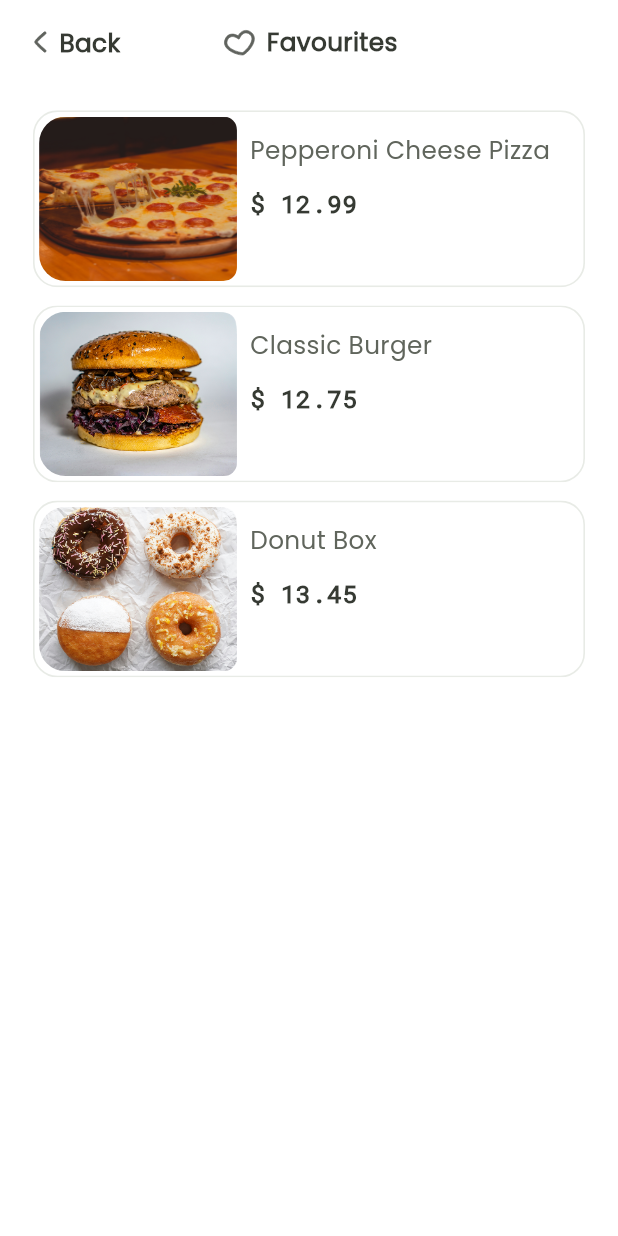
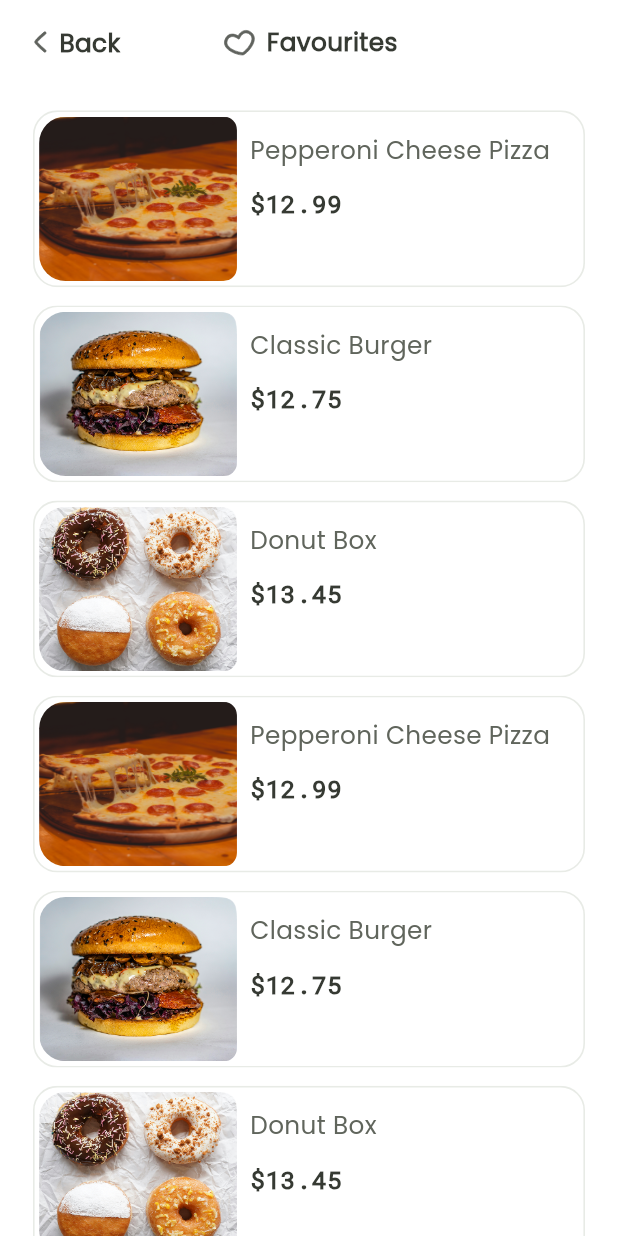
Before and after one commit to KkAiNn/bobofood, a Flutter app: the FavouritesPage screen opened directly, on a phone screen of 412 x 824 dp. Run offline on Flutter 3.47's test engine with Material 3 defaults, Android fonts, the light colour scheme and no system bars; drawn by our look-alikes of pull_to_refresh; our stand-ins replace cached_network_image, carousel_slider, connectivity_plus, device_info_plus, dio, dismissible_page and 14 more; missing offline and left inert: encrypt, event_bus, flutter_displaymode, image_gallery_saver_plus, wechat_assets_picker, wechat_camera_picker; accounts and stored records are empty; project files that could hold a hidden picture were left out.

Commit message:
更新 pubspec.yaml 添加 flutter_staggered_grid_view 依赖，调整多个组件的布局和样式，优化输入框和按钮的实现，修复订单详情页的价格计算逻辑，增加新的产品数据到 MockData。

```diff
--- a/lib/common/widget/app_avatar.dart
+++ b/lib/common/widget/app_avatar.dart
@@ -20,14 +20,14 @@ class AppAvatar extends StatelessWidget {
   final Function()? onTap;
   final bool isShowCamera;
   Widget _buildAvatar() {
-    final radius = size == AvatarSize.xl
+    double radius = size == AvatarSize.xl
         ? 60.r
         : size == AvatarSize.lg
             ? 40.r
             : size == AvatarSize.md
                 ? 24.r
                 : 20.r;
-    final width = size == AvatarSize.xl
+    double width = size == AvatarSize.xl
         ? 120.w
         : size == AvatarSize.lg
             ? 80.w
--- a/lib/common/widget/app_indicator.dart
+++ b/lib/common/widget/app_indicator.dart
@@ -17,7 +17,7 @@ class AppIndicator extends StatelessWidget {
             (index) => AnimatedContainer(
               margin: EdgeInsets.symmetric(horizontal: 4.w),
               width: 12.w,
-              height: 12.h,
+              height: 12.w,
               decoration: BoxDecoration(
                   color: currentIndex == index
                       ? AppColors.colors.typography.primary
--- a/lib/common/widget/button/app_button.dart
+++ b/lib/common/widget/button/app_button.dart
@@ -118,7 +118,7 @@ class _AppButtonState extends State<AppButton> {
   }
 
   Widget _initContainer() {
-    var height = 52.h;
+    double height = 52.h;
     switch (widget.size) {
       case AppButtonSize.normal:
         height = 52.h;
--- a/lib/main.dart
+++ b/lib/main.dart
@@ -15,6 +15,9 @@ import 'global.dart';
 void main() async {
   await Global.init();
   runApp(const MyApp());
+  // runApp(
+  //   DevicePreview(enabled: !kReleaseMode, builder: (context) => const MyApp()),
+  // );
 }
 
 class MyApp extends StatelessWidget {
--- a/lib/pages/login/controller.dart
+++ b/lib/pages/login/controller.dart
@@ -1,4 +1,5 @@
 import 'package:bobofood/router/app_router.dart';
+import 'package:bobofood/services/storage_services.dart';
 import 'package:bobofood/utils/toast.dart';
 import 'package:get/get.dart';
 
@@ -12,6 +13,7 @@ class LoginController extends GetxController {
   void onTap() {}
 
   void onTapApple() {
+    AppStorage.conifg.put(ConifgBoxKey.splash, false);
     AppToast.show('Coming soon');
   }
 
--- a/lib/pages/product/product_detail/controller.dart
+++ b/lib/pages/product/product_detail/controller.dart
@@ -18,10 +18,12 @@ class ProductDetailController extends GetxController {
   int count = 1;
   late ProductModel product;
 
-  double get totalPrice => (product.price ?? 0) * count;
+  String get totalPrice => ((product.price ?? 0) * count).toStringAsFixed(2);
 
   void onTapRemove() {
-    count--;
+    if (count > 1) {
+      count--;
+    }
     update(["product_detail"]);
   }
 
--- a/lib/pages/product/product_detail/view.dart
+++ b/lib/pages/product/product_detail/view.dart
@@ -189,14 +189,14 @@ class ProductDetailPage extends GetView<ProductDetailController> {
       padding: EdgeInsets.symmetric(horizontal: 20.w, vertical: 8.h),
       child: Row(
         mainAxisAlignment: MainAxisAlignment.spaceBetween,
+        spacing: 38.w,
         children: [
           AppText(
             '\$${controller.totalPrice}',
             style: AppTextStyle.robotoHeading(
                 color: AppColors.colors.typography.heading),
           ),
-          SizedBox(
-            width: 224.w,
+          Expanded(
             child: AppButton(
               text: 'Add to cart',
               onTap: controller.onTapAddToCart,
--- a/lib/pages/product/widget/product_landscape.dart
+++ b/lib/pages/product/widget/product_landscape.dart
@@ -103,7 +103,7 @@ class ProductLandscape extends StatelessWidget {
               ),
               SizedBox(height: 14.h),
               AppText(
-                '\$ ${product.price}',
+                '\$${product.price}',
                 style: AppTextStyle.robotoMedium(
                   color: AppColors.colors.typography.heading,
                 ),
--- a/lib/pages/tabbar/cart/view.dart
+++ b/lib/pages/tabbar/cart/view.dart
@@ -26,6 +26,7 @@ class CartPage extends GetView<CartController> {
         ),
       ),
       child: Row(
+        spacing: 38.w,
         mainAxisAlignment: MainAxisAlignment.spaceBetween,
         children: [
           AppText(
@@ -33,9 +34,7 @@ class CartPage extends GetView<CartController> {
             style: AppTextStyle.robotoHeading(
                 color: AppColors.colors.typography.heading),
           ),
-          Container(
-            width: 224.w,
-            padding: EdgeInsets.symmetric(vertical: 8.h),
+          Expanded(
             child: AppButton(
               text: 'Proceed to pay',
               onTap: controller.onTapProceedToPay,
--- a/lib/pages/tabbar/favourites/view.dart
+++ b/lib/pages/tabbar/favourites/view.dart
@@ -14,6 +14,7 @@ class FavouritesPage extends GetView<FavouritesController> {
 
   Widget _buildProductList() {
     return AppRefreshWrapper(
+      padding: EdgeInsets.only(top: 16.w, left: 20.w, right: 20.w),
       controller: controller.listController,
       separator: SizedBox(height: 12.h),
       itemBuilder: (context, item, index) {
@@ -38,10 +39,7 @@ class FavouritesPage extends GetView<FavouritesController> {
 
   // 主视图
   Widget _buildView() {
-    return Padding(
-      padding: EdgeInsets.only(top: 16.w, left: 20.w, right: 20.w),
-      child: _buildProductList(),
-    );
+    return _buildProductList();
   }
 
   @override
--- a/lib/pages/tabbar/track_order/view.dart
+++ b/lib/pages/tabbar/track_order/view.dart
@@ -41,7 +41,7 @@ class TrackOrderPage extends GetView<TrackOrderController> {
                           image: AssetImage(e['pic']),
                           fit: BoxFit.cover,
                         ),
-                        borderRadius: BorderRadius.circular(12.r),
+                        borderRadius: BorderRadius.circular(24.r),
                       ),
                       child: Center(
                         child: AppText(e['title'],
--- a/lib/services/mock_data.dart
+++ b/lib/services/mock_data.dart
@@ -30,6 +30,42 @@ class MockData {
     ),
     ProductModel(
       id: '3',
+      name: 'Donut Box',
+      price: 13.45,
+      image: 'assets/home/food3.png',
+      banner: ['assets/home/food3.png', 'assets/home/food3.png'],
+      description:
+          'A delicious donut box topped with chocolate, sprinkles, and frosting.',
+      star: 4.5,
+      kcal: 200,
+      cookTime: 10,
+    ),
+    ProductModel(
+      id: '4',
+      name: 'Pepperoni Cheese Pizza',
+      price: 12.99,
+      image: 'assets/home/food_detail.png',
+      banner: ['assets/home/food_detail.png', 'assets/home/food_detail.png'],
+      description:
+          'A delicious pizza topped with pepperoni, cheese, and tomato sauce.',
+      star: 4.5,
+      kcal: 300,
+      cookTime: 10,
+    ),
+    ProductModel(
+      id: '5',
+      name: 'Classic Burger',
+      price: 12.75,
+      image: 'assets/home/food4.png',
+      banner: ['assets/home/food2.png', 'assets/home/food2.png'],
+      description:
+          'A delicious burger topped with cheese, lettuce, tomato, and onion.',
+      star: 4.5,
+      kcal: 350,
+      cookTime: 10,
+    ),
+    ProductModel(
+      id: '6',
       name: 'Donut Box',
       price: 13.45,
       image: 'assets/home/food3.png',
--- a/pubspec.yaml
+++ b/pubspec.yaml
@@ -48,6 +48,7 @@ dependencies:
   event_bus: ^2.0.1
   flutter_local_notifications: ^19.3.1
   timezone: ^0.10.1
+  flutter_staggered_grid_view: ^0.7.0
 
 dev_dependencies:
   flutter_test:
```
Also changed, not shown: lib/common/widget/form/app_input.dart (+6 -2 lines), lib/pages/main/widgets/custom_nav_bottom.dart (+6 -3 lines), lib/pages/order/pay_checkout/controller.dart (+13 -0 lines), lib/pages/order/pay_checkout/widgets/order_placed.dart (+0 -13 lines), lib/pages/tabbar/home/view.dart (+18 -14 lines), pubspec.lock.
